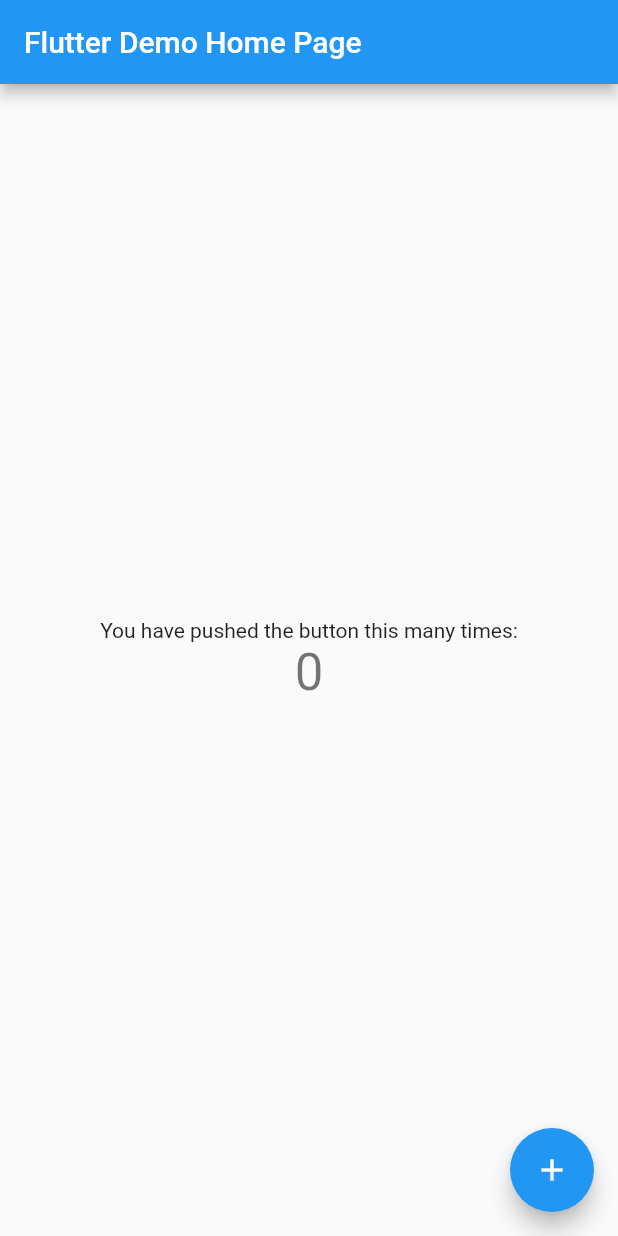
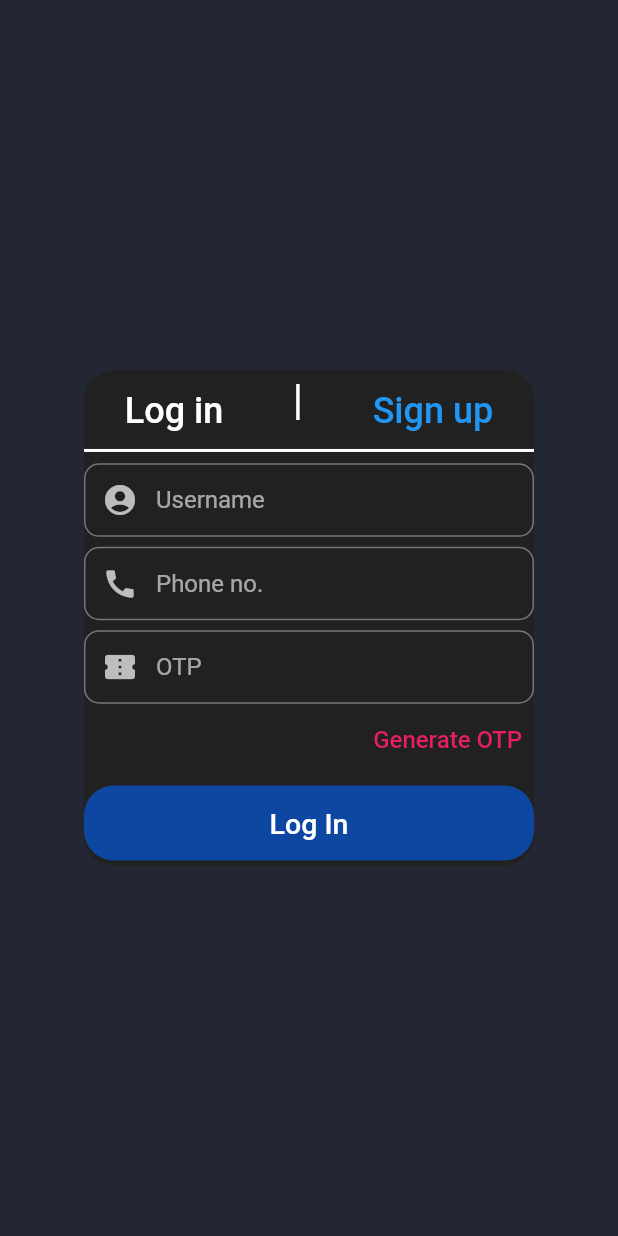
Before and after one commit to vishalsharma0657/s-chat, a Flutter app: the screen it shows after launch, on a phone screen of 412 x 824 dp. Run offline on Flutter 3.47's test engine with Material 2 defaults, Android fonts, the phone set to English and light mode, and no system bars.

Commit message:
completed frontend for authentication page

```diff
--- /dev/null
+++ b/lib/Authentication/btn_and_input.dart
@@ -0,0 +1,53 @@
+import 'package:flutter/material.dart';
+
+class Btn extends StatelessWidget {
+  const Btn({Key? key}) : super(key: key);
+
+  @override
+  Widget build(BuildContext context) {
+    return Container(
+      height: 50,
+      decoration: BoxDecoration(
+          borderRadius: BorderRadius.circular(20), color: Colors.blue[900]),
+      child: TextButton(
+        onPressed: () {},
+        child: Row(
+          mainAxisAlignment: MainAxisAlignment.center,
+          children: const [
+            Text(
+              'Log In',
+              style: TextStyle(color: Colors.white, fontSize: 19),
+            ),
+          ],
+        ),
+      ),
+    );
+  }
+}
+
+class TxtWidget extends StatelessWidget {
+  final String txt;
+  final IconData ic;
+  final TextInputType tp;
+  const TxtWidget(this.txt, this.ic, this.tp, {Key? key}) : super(key: key);
+
+  @override
+  Widget build(BuildContext context) {
+    return TextFormField(
+      autofocus: false,
+      keyboardType: tp,
+      textInputAction: TextInputAction.next,
+      decoration: InputDecoration(
+        focusedBorder: const OutlineInputBorder(
+          borderSide: BorderSide(color: Colors.white),
+        ),
+        prefixIcon: Icon(ic),
+        contentPadding: const EdgeInsets.fromLTRB(20, 15, 20, 15),
+        hintText: txt,
+        border: OutlineInputBorder(
+          borderRadius: BorderRadius.circular(10),
+        ),
+      ),
+    );
+  }
+}
--- /dev/null
+++ b/lib/Authentication/signin_signup.dart
@@ -0,0 +1,101 @@
+import 'package:flutter/cupertino.dart';
+import 'package:flutter/material.dart';
+import 'package:flutter/services.dart';
+import 'package:s_chat/Authentication/btn_and_input.dart';
+
+class SignIn extends StatefulWidget {
+  const SignIn({Key? key}) : super(key: key);
+
+  @override
+  State<SignIn> createState() => _SignInState();
+}
+
+class _SignInState extends State<SignIn> {
+  bool flag = false;
+  @override
+  Widget build(BuildContext context) {
+    return Center(
+      child: Container(
+        decoration: BoxDecoration(
+            borderRadius: BorderRadius.circular(20),
+            // color: Colors.indigo[900],
+            color: Colors.grey[900]),
+        child: SizedBox(
+          height: 330,
+          width: 300,
+          child: Column(
+            mainAxisAlignment: MainAxisAlignment.spaceAround,
+            children: [
+              Column(
+                children: [
+                  Row(
+                    crossAxisAlignment: CrossAxisAlignment.start,
+                    mainAxisAlignment: MainAxisAlignment.spaceAround,
+                    children: [
+                      TextButton(
+                        onPressed: () {
+                          setState(() {
+                            flag = true;
+                          });
+                        },
+                        child: Text(
+                          'Log in',
+                          style: TextStyle(
+                            fontSize: 24,
+                            color: flag == true ? Colors.blue : Colors.white,
+                          ),
+                        ),
+                      ),
+                      const Text(
+                        '|',
+                        style: TextStyle(fontSize: 28),
+                      ),
+                      TextButton(
+                        onPressed: () {
+                          setState(() {
+                            flag = false;
+                          });
+                        },
+                        child: Text(
+                          'Sign up',
+                          style: TextStyle(
+                            fontSize: 24,
+                            color: flag == false ? Colors.blue : Colors.white,
+                          ),
+                        ),
+                      ),
+                    ],
+                  ),
+                  const Divider(
+                    color: Colors.white,
+                    height: 4,
+                    thickness: 2,
+                  ),
+                ],
+              ),
+              const TxtWidget(
+                  'Username', Icons.account_circle, TextInputType.name),
+              if (!flag)
+                const TxtWidget('Phone no.', Icons.call, TextInputType.phone),
+              Column(
+                crossAxisAlignment: CrossAxisAlignment.end,
+                children: [
+                  const TxtWidget(
+                      'OTP', Icons.confirmation_number, TextInputType.number),
+                  TextButton(
+                    onPressed: () {},
+                    child: const Text(
+                      'Generate OTP',
+                      style: TextStyle(fontSize: 16, color: Colors.pink),
+                    ),
+                  ),
+                ],
+              ),
+              const Btn(),
+            ],
+          ),
+        ),
+      ),
+    );
+  }
+}
--- a/lib/main.dart
+++ b/lib/main.dart
@@ -1,4 +1,5 @@
 import 'package:flutter/material.dart';
+import 'package:s_chat/Authentication/signin_signup.dart';
 
 void main() {
   runApp(const MyApp());
@@ -7,109 +8,15 @@ void main() {
 class MyApp extends StatelessWidget {
   const MyApp({Key? key}) : super(key: key);
 
-  // This widget is the root of your application.
   @override
   Widget build(BuildContext context) {
     return MaterialApp(
-      title: 'Flutter Demo',
-      theme: ThemeData(
-        // This is the theme of your application.
-        //
-        // Try running your application with "flutter run". You'll see the
-        // application has a blue toolbar. Then, without quitting the app, try
-        // changing the primarySwatch below to Colors.green and then invoke
-        // "hot reload" (press "r" in the console where you ran "flutter run",
-        // or simply save your changes to "hot reload" in a Flutter IDE).
-        // Notice that the counter didn't reset back to zero; the application
-        // is not restarted.
-        primarySwatch: Colors.blue,
+      title: 's_chat',
+      theme: ThemeData.dark(),
+      home: const Scaffold(
+        backgroundColor: Color.fromARGB(255, 35, 38, 51),
+        body: SignIn(),
       ),
-      home: const MyHomePage(title: 'Flutter Demo Home Page'),
     );
   }
 }
-
-class MyHomePage extends StatefulWidget {
-  const MyHomePage({Key? key, required this.title}) : super(key: key);
-
-  // This widget is the home page of your application. It is stateful, meaning
-  // that it has a State object (defined below) that contains fields that affect
-  // how it looks.
-
-  // This class is the configuration for the state. It holds the values (in this
-  // case the title) provided by the parent (in this case the App widget) and
-  // used by the build method of the State. Fields in a Widget subclass are
-  // always marked "final".
-
-  final String title;
-
-  @override
-  State<MyHomePage> createState() => _MyHomePageState();
-}
-
-class _MyHomePageState extends State<MyHomePage> {
-  int _counter = 0;
-
-  void _incrementCounter() {
-    setState(() {
-      // This call to setState tells the Flutter framework that something has
-      // changed in this State, which causes it to rerun the build method below
-      // so that the display can reflect the updated values. If we changed
-      // _counter without calling setState(), then the build method would not be
-      // called again, and so nothing would appear to happen.
-      _counter++;
-    });
-  }
-
-  @override
-  Widget build(BuildContext context) {
-    // This method is rerun every time setState is called, for instance as done
-    // by the _incrementCounter method above.
-    //
-    // The Flutter framework has been optimized to make rerunning build methods
-    // fast, so that you can just rebuild anything that needs updating rather
-    // than having to individually change instances of widgets.
-    return Scaffold(
-      appBar: AppBar(
-        // Here we take the value from the MyHomePage object that was created by
-        // the App.build method, and use it to set our appbar title.
-        title: Text(widget.title),
-      ),
-      body: Center(
-        // Center is a layout widget. It takes a single child and positions it
-        // in the middle of the parent.
-        child: Column(
-          // Column is also a layout widget. It takes a list of children and
-          // arranges them vertically. By default, it sizes itself to fit its
-          // children horizontally, and tries to be as tall as its parent.
-          //
-          // Invoke "debug painting" (press "p" in the console, choose the
-          // "Toggle Debug Paint" action from the Flutter Inspector in Android
-          // Studio, or the "Toggle Debug Paint" command in Visual Studio Code)
-          // to see the wireframe for each widget.
-          //
-          // Column has various properties to control how it sizes itself and
-          // how it positions its children. Here we use mainAxisAlignment to
-          // center the children vertically; the main axis here is the vertical
-          // axis because Columns are vertical (the cross axis would be
-          // horizontal).
-          mainAxisAlignment: MainAxisAlignment.center,
-          children: <Widget>[
-            const Text(
-              'You have pushed the button this many times:',
-            ),
-            Text(
-              '$_counter',
-              style: Theme.of(context).textTheme.headline4,
-            ),
-          ],
-        ),
-      ),
-      floatingActionButton: FloatingActionButton(
-        onPressed: _incrementCounter,
-        tooltip: 'Increment',
-        child: const Icon(Icons.add),
-      ), // This trailing comma makes auto-formatting nicer for build methods.
-    );
-  }
-}
```
